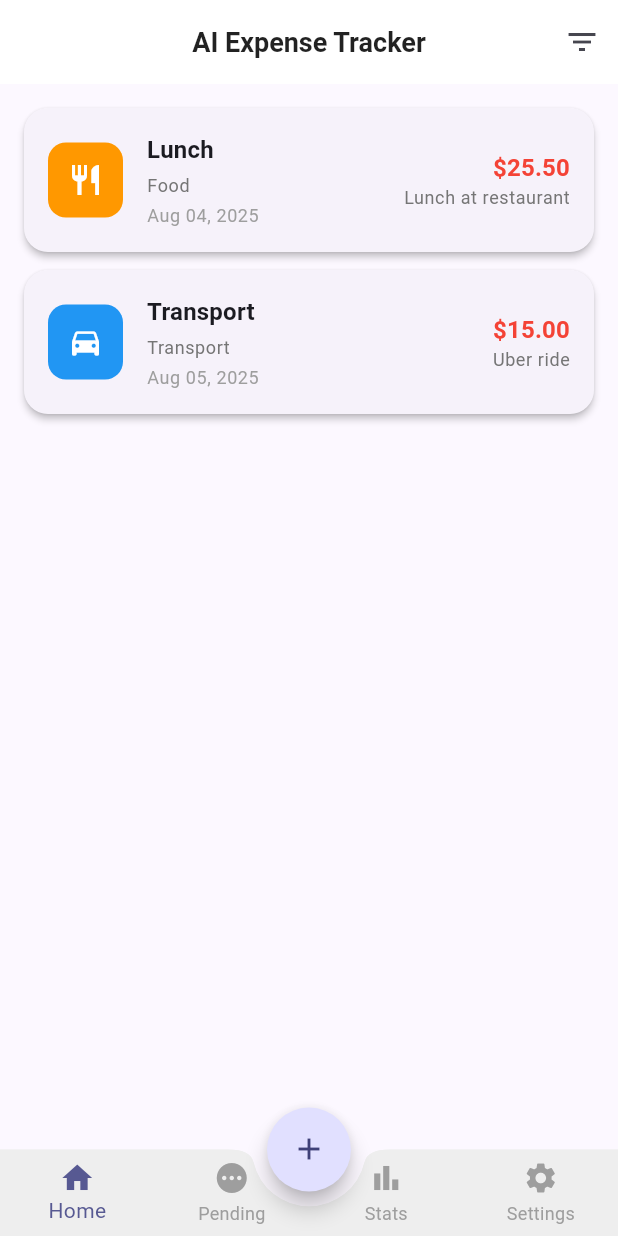
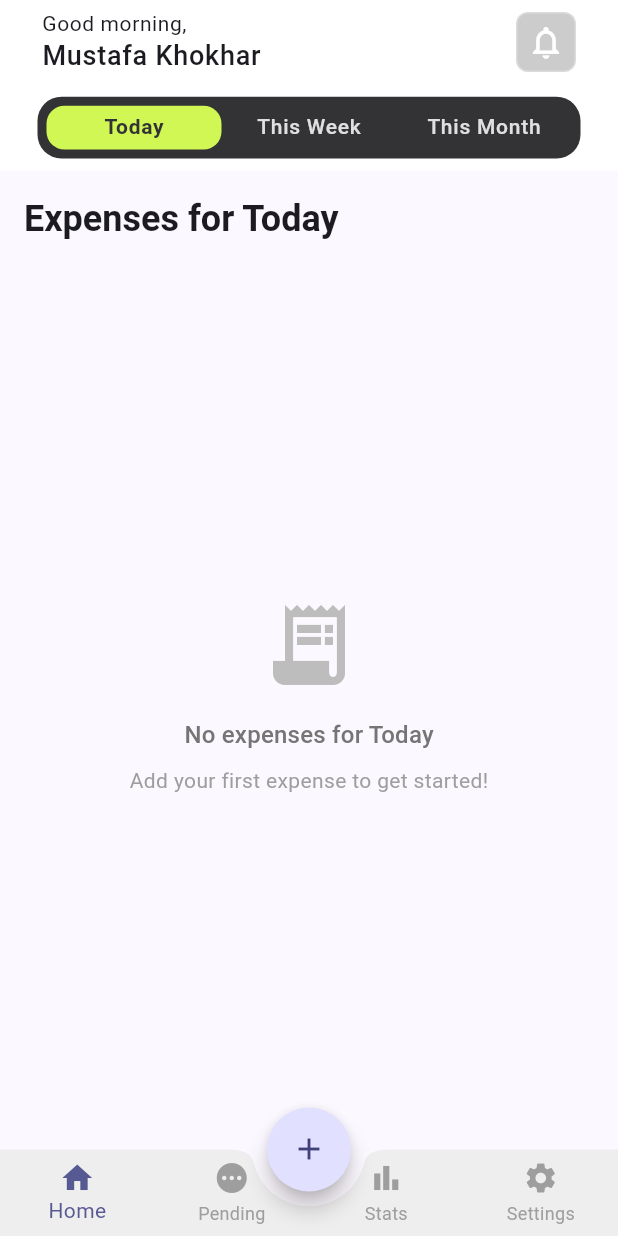
Before and after one commit to mustafakhokhar/Snap, a Flutter app: the screen it shows after launch, on a phone screen of 412 x 824 dp. Run offline on Flutter 3.47's test engine with Material 3 defaults, Android fonts, the phone set to English and light mode, and no system bars; our stand-ins replace dio, flutter_bloc, get_it.

Commit message:
homepage in progress

```diff
--- a/frontend/lib/features/expense/presentation/pages/home_screen.dart
+++ b/frontend/lib/features/expense/presentation/pages/home_screen.dart
@@ -5,150 +5,315 @@ import 'package:frontend/features/expense/presentation/cubits/expense_cubit.dart
 import 'package:frontend/features/expense/presentation/widgets/expense_card.dart';
 
 class HomeScreen extends StatefulWidget {
+  const HomeScreen({super.key});
+
   @override
-  _HomeScreenState createState() => _HomeScreenState();
+  State<HomeScreen> createState() => _HomeScreenState();
 }
 
-class _HomeScreenState extends State<HomeScreen> {
-  String selectedPeriod = 'today';
+class _HomeScreenState extends State<HomeScreen>
+    with SingleTickerProviderStateMixin {
+  late TabController _tabController;
+  final List<String> _tabs = ['Today', 'This Week', 'This Month'];
 
   @override
   void initState() {
     super.initState();
-    context.read<ExpenseCubit>().loadExpenses(period: selectedPeriod);
+    _tabController = TabController(length: 3, vsync: this);
+  }
+
+  @override
+  void dispose() {
+    _tabController.dispose();
+    super.dispose();
   }
 
   @override
   Widget build(BuildContext context) {
-    return Scaffold(
+    final height = MediaQuery.of(context).size.height;
+    return DefaultTabController(
+      length: 3,
+      child: Scaffold(
         appBar: AppBar(
-        title: Text('AI Expense Tracker'),
-        actions: [
-          IconButton(
-            icon: Icon(Icons.filter_list),
-            onPressed: _showFilterDialog,
+          elevation: 0,
+          centerTitle: false,
+          title: Padding(
+            padding: const EdgeInsets.symmetric(horizontal: 12),
+            child: Row(
+              mainAxisAlignment: MainAxisAlignment.spaceBetween,
+              children: [
+                Column(
+                  mainAxisAlignment: MainAxisAlignment.start,
+                  crossAxisAlignment: CrossAxisAlignment.start,
+                  children: [
+                    Text(
+                      'Good morning,',
+                      style: Theme.of(context).textTheme.bodySmall?.copyWith(
+                            fontSize: 14,
+                          ),
+                    ),
+                    Text(
+                      'Mustafa Khokhar',
+                      style: Theme.of(context).textTheme.labelMedium?.copyWith(
+                            fontSize: 18,
+                          ),
                     ),
                   ],
                 ),
-      body: BlocBuilder<ExpenseCubit, ExpenseState>(
-        builder: (context, state) {
-          if (state is ExpenseLoading) {
-            return Center(child: CircularProgressIndicator());
-          } else if (state is ExpenseSuccess) {
-            return _buildExpenseList(state.expenses);
-          } else if (state is ExpenseError) {
-            return Center(
-              child: Column(
-                mainAxisAlignment: MainAxisAlignment.center,
-                children: [
-                  Icon(Icons.error, size: 64, color: Colors.red),
-                  SizedBox(height: 16),
-                  Text('Error: ${state.message}'),
-                  SizedBox(height: 16),
-                  ElevatedButton(
-                    onPressed: () {
-                      context
-                          .read<ExpenseCubit>()
-                          .loadExpenses(period: selectedPeriod);
-                    },
-                    child: Text('Retry'),
+                Container(
+                  width: 40,
+                  height: 40,
+                  decoration: BoxDecoration(
+                    color: Colors.black.withOpacity(0.2),
+                    borderRadius: BorderRadius.circular(8),
+                    border: Border.all(
+                      color: Colors.white.withOpacity(0.3),
+                      width: 1,
+                    ),
+                  ),
+                  child: const Icon(
+                    Icons.notifications_outlined,
+                    color: Colors.white,
+                    size: 26,
+                  ),
                 ),
               ],
             ),
-            );
-          }
-          return Center(child: Text('No expenses found'));
-        },
+          ),
+          bottom: PreferredSize(
+            preferredSize: Size.fromHeight(height * 0.07),
+            child: Container(
+              height: height * 0.05,
+              margin: const EdgeInsets.symmetric(horizontal: 25, vertical: 8),
+              decoration: BoxDecoration(
+                color: const Color(0xFF333335),
+                borderRadius: BorderRadius.circular(16),
+              ),
+              child: TabBar(
+                overlayColor: MaterialStateProperty.all(Colors.transparent),
+                padding: const EdgeInsets.symmetric(horizontal: 6, vertical: 6),
+                indicatorWeight: 0,
+                dividerColor: Colors.transparent,
+                controller: _tabController,
+                isScrollable: false,
+                indicatorSize: TabBarIndicatorSize.tab,
+                labelColor: const Color(0xFF333335),
+                unselectedLabelColor: Colors.grey[300],
+                indicator: BoxDecoration(
+                  color: const Color(0xFFD1F755),
+                  borderRadius: BorderRadius.circular(12),
+                ),
+                labelStyle: Theme.of(context).textTheme.labelMedium?.copyWith(
+                      fontSize: 14,
+                      fontWeight: FontWeight.bold,
+                    ),
+                unselectedLabelStyle:
+                    Theme.of(context).textTheme.labelMedium?.copyWith(
+                          fontSize: 14,
+                        ),
+                tabs: _tabs.map((tab) => Tab(text: tab)).toList(),
+              ),
+            ),
+          ),
+        ),
+        body: TabBarView(
+          controller: _tabController,
+          children: [
+            _buildTabContent('Today'),
+            _buildTabContent('This Week'),
+            _buildTabContent('This Month'),
+          ],
+        ),
       ),
     );
   }
 
-  Widget _buildExpenseList(List<Expense> expenses) {
-    if (expenses.isEmpty) {
-      return Center(
+  Widget _buildTabContent(String period) {
+    return Container(
+      padding: const EdgeInsets.all(16),
+      child: Column(
+        crossAxisAlignment: CrossAxisAlignment.start,
+        children: [
+          Text(
+            'Expenses for $period',
+            style: Theme.of(context).textTheme.headlineSmall?.copyWith(
+                  fontWeight: FontWeight.bold,
+                ),
+          ),
+          const SizedBox(height: 16),
+          Expanded(
+            child: Center(
               child: Column(
                 mainAxisAlignment: MainAxisAlignment.center,
                 children: [
-            Icon(Icons.receipt_long, size: 64, color: Colors.grey),
-            SizedBox(height: 16),
+                  Icon(
+                    Icons.receipt_long,
+                    size: 64,
+                    color: Colors.grey[400],
+                  ),
+                  const SizedBox(height: 16),
                   Text(
-              'No expenses found',
-              style: Theme.of(context).textTheme.headlineSmall,
+                    'No expenses for $period',
+                    style: Theme.of(context).textTheme.titleMedium?.copyWith(
+                          color: Colors.grey[600],
                         ),
-            SizedBox(height: 8),
+                  ),
+                  const SizedBox(height: 8),
                   Text(
                     'Add your first expense to get started!',
                     style: Theme.of(context).textTheme.bodyMedium?.copyWith(
-                    color: Colors.grey,
+                          color: Colors.grey[500],
+                        ),
+                  ),
+                ],
+              ),
             ),
           ),
         ],
       ),
     );
   }
-
-    return ListView.builder(
-      padding: EdgeInsets.all(16),
-      itemCount: expenses.length,
-      itemBuilder: (context, index) {
-        return ExpenseCard(expense: expenses[index]);
-      },
-    );
 }
 
-  void _showFilterDialog() {
-    showDialog(
-      context: context,
-      builder: (context) => AlertDialog(
-        title: Text('Filter Expenses'),
-        content: Column(
-          mainAxisSize: MainAxisSize.min,
-          children: [
-            RadioListTile<String>(
-              title: Text('Today'),
-              value: 'today',
-              groupValue: selectedPeriod,
-              onChanged: (value) {
-                setState(() {
-                  selectedPeriod = value!;
-                });
-                Navigator.pop(context);
-                context
-                    .read<ExpenseCubit>()
-                    .loadExpenses(period: selectedPeriod);
-              },
-            ),
-            RadioListTile<String>(
-              title: Text('This Week'),
-              value: 'week',
-              groupValue: selectedPeriod,
-              onChanged: (value) {
-                setState(() {
-                  selectedPeriod = value!;
-                });
-                Navigator.pop(context);
-                context
-                    .read<ExpenseCubit>()
-                    .loadExpenses(period: selectedPeriod);
-              },
-            ),
-            RadioListTile<String>(
-              title: Text('This Month'),
-              value: 'month',
-              groupValue: selectedPeriod,
-              onChanged: (value) {
-                setState(() {
-                  selectedPeriod = value!;
-                });
-                Navigator.pop(context);
-                context
-                    .read<ExpenseCubit>()
-                    .loadExpenses(period: selectedPeriod);
-              },
-            ),
-          ],
-        ),
-      ),
-    );
-  }
-}
+// class HomeScreen extends StatefulWidget {
+//   @override
+//   _HomeScreenState createState() => _HomeScreenState();
+// }
+
+// class _HomeScreenState extends State<HomeScreen> {
+//   String selectedPeriod = 'today';
+
+//   @override
+//   void initState() {
+//     super.initState();
+//     context.read<ExpenseCubit>().loadExpenses(period: selectedPeriod);
+//   }
+
+//   @override
+//   Widget build(BuildContext context) {
+//     return Scaffold(
+//       appBar: AppBar(
+//         title: Text('AI Expense Tracker'),
+//         actions: [
+//           IconButton(
+//             icon: Icon(Icons.filter_list),
+//             onPressed: _showFilterDialog,
+//           ),
+//         ],
+//       ),
+//       body: BlocBuilder<ExpenseCubit, ExpenseState>(
+//         builder: (context, state) {
+//           if (state is ExpenseLoading) {
+//             return Center(child: CircularProgressIndicator());
+//           } else if (state is ExpenseSuccess) {
+//             return _buildExpenseList(state.expenses);
+//           } else if (state is ExpenseError) {
+//             return Center(
+//               child: Column(
+//                 mainAxisAlignment: MainAxisAlignment.center,
+//                 children: [
+//                   Icon(Icons.error, size: 64, color: Colors.red),
+//                   SizedBox(height: 16),
+//                   Text('Error: ${state.message}'),
+//                   SizedBox(height: 16),
+//                   ElevatedButton(
+//                     onPressed: () {
+//                       context
+//                           .read<ExpenseCubit>()
+//                           .loadExpenses(period: selectedPeriod);
+//                     },
+//                     child: Text('Retry'),
+//                   ),
+//                 ],
+//               ),
+//             );
+//           }
+//           return Center(child: Text('No expenses found'));
+//         },
+//       ),
+//     );
+//   }
+
+// Widget _buildExpenseList(List<Expense> expenses) {
+//   if (expenses.isEmpty) {
+//     return Center(
+//       child: Column(
+//         mainAxisAlignment: MainAxisAlignment.center,
+//         children: [
+//           Icon(Icons.receipt_long, size: 64, color: Colors.grey),
+//           SizedBox(height: 16),
+//           Text(
+//             'No expenses found',
+//             style: Theme.of(context).textTheme.headlineSmall,
+//           ),
+//           SizedBox(height: 8),
+//           Text(
+//             'Add your first expense to get started!',
+//             style: Theme.of(context).textTheme.bodyMedium?.copyWith(
+//                   color: Colors.grey,
+//                 ),
+//           ),
+//         ],
+//       ),
+//     );
+//   }
+
+//   return ListView.builder(
+//     padding: EdgeInsets.all(16),
+//     itemCount: expenses.length,
+//     itemBuilder: (context, index) {
+//       return ExpenseCard(expense: expenses[index]);
+//     },
+//   );
+// }
+
+// void _showFilterDialog() {
+//   showDialog(
+//     context: context,
+//     builder: (context) => AlertDialog(
+//       title: Text('Filter Expenses'),
+//       content: Column(
+//         mainAxisSize: MainAxisSize.min,
+//         children: [
+//           RadioListTile<String>(
+//             title: Text('Today'),
+//             value: 'today',
+//             groupValue: selectedPeriod,
+//             onChanged: (value) {
+//               setState(() {
+//                 selectedPeriod = value!;
+//               });
+//               Navigator.pop(context);
+//               context.read<ExpenseCubit>().loadExpenses(period: selectedPeriod);
+//             },
+//           ),
+//           RadioListTile<String>(
+//             title: Text('This Week'),
+//             value: 'week',
+//             groupValue: selectedPeriod,
+//             onChanged: (value) {
+//               setState(() {
+//                 selectedPeriod = value!;
+//               });
+//               Navigator.pop(context);
+//               context.read<ExpenseCubit>().loadExpenses(period: selectedPeriod);
+//             },
+//           ),
+//           RadioListTile<String>(
+//             title: Text('This Month'),
+//             value: 'month',
+//             groupValue: selectedPeriod,
+//             onChanged: (value) {
+//               setState(() {
+//                 selectedPeriod = value!;
+//               });
+//               Navigator.pop(context);
+//               context.read<ExpenseCubit>().loadExpenses(period: selectedPeriod);
+//             },
+//           ),
+//         ],
+//       ),
+//     ),
+//   );
+// }
+// }
--- a/frontend/lib/main.dart
+++ b/frontend/lib/main.dart
@@ -20,6 +20,7 @@ class MyApp extends StatelessWidget {
   @override
   Widget build(BuildContext context) {
     return MaterialApp(
+      debugShowCheckedModeBanner: false,
       title: 'AI Expense Tracker',
       theme: AppTheme.lightTheme,
       darkTheme: AppTheme.darkTheme,
```
Lines whose indentation alone changed are shown as unchanged.
